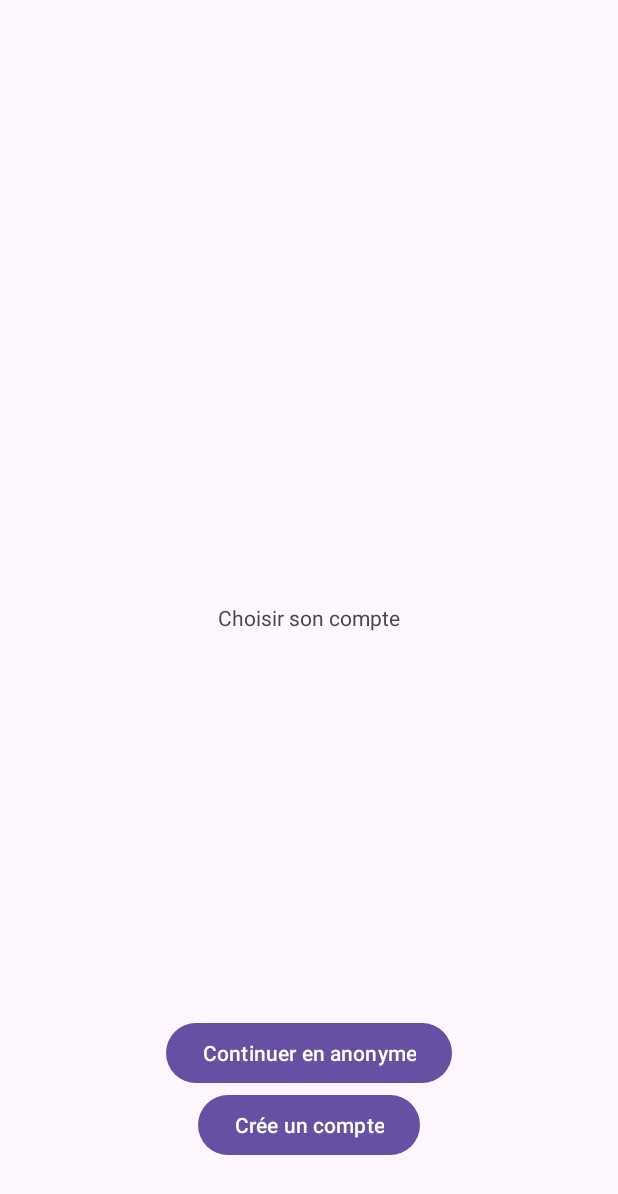
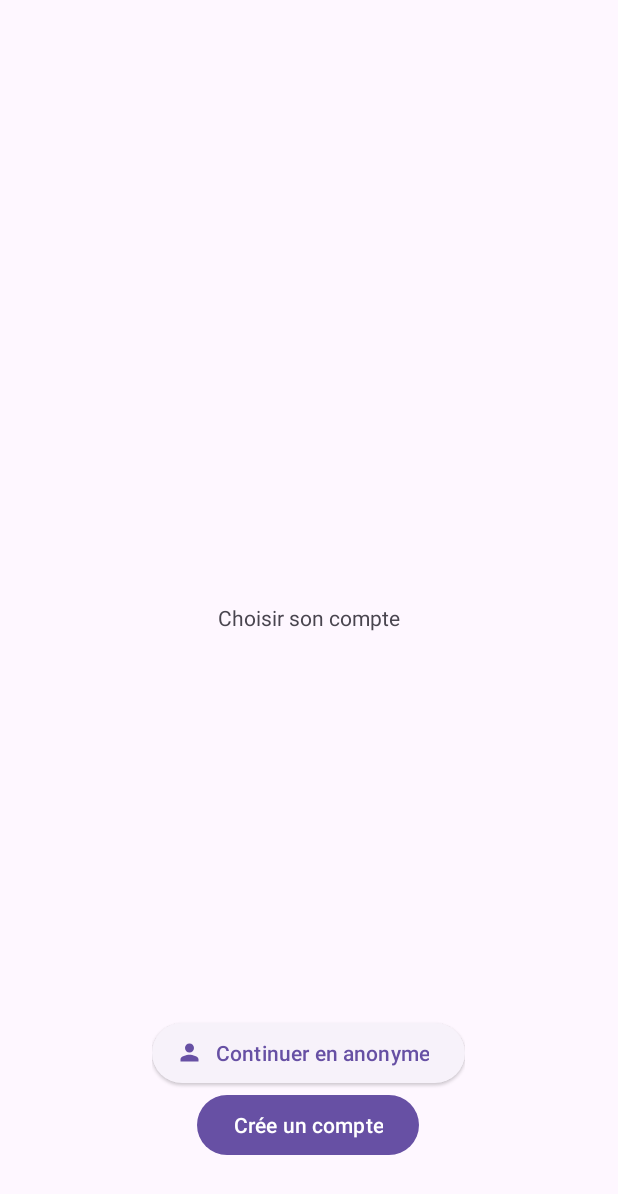
Before and after one commit to IUT2follmih/MiniProjet, an Android app: the screen it shows after launch (MainActivity), on a phone screen of 412 x 824 dp. Shown: the top 1194 px of the screen. Run offline under Robolectric (Android 15) with nearby library versions, the phone set to English and light mode, and no system bars; our stand-ins replace Room's generated code.

Commit message:
Main page update

```diff
--- /dev/null
+++ b/app/src/main/res/drawable/baseline_person_24.xml
@@ -0,0 +1,5 @@
+<vector xmlns:android="http://schemas.android.com/apk/res/android" android:height="24dp" android:tint="#000000" android:viewportHeight="24" android:viewportWidth="24" android:width="24dp">
+
+    <path android:fillColor="@android:color/white" android:pathData="M12,12c2.21,0 4,-1.79 4,-4s-1.79,-4 -4,-4 -4,1.79 -4,4 1.79,4 4,4zM12,14c-2.67,0 -8,1.34 -8,4v2h16v-2c0,-2.66 -5.33,-4 -8,-4z"/>
+
+</vector>
--- a/app/src/main/res/layout/activity_main.xml
+++ b/app/src/main/res/layout/activity_main.xml
@@ -19,8 +19,6 @@
             android:layout_width="wrap_content"
             android:layout_height="wrap_content"
             android:text="@string/Main_main_title"/>
-
-
     </LinearLayout>
 
     <LinearLayout
@@ -32,10 +30,13 @@
         android:gravity="center"
         android:layout_marginBottom="50dp">
         <Button
+            style="@style/Widget.Material3.Button.ElevatedButton.Icon"
             android:layout_width="wrap_content"
             android:layout_height="wrap_content"
             android:text="@string/Main_btn_Ano"
-            android:id="@+id/Main_btn_Ano"/>
+            android:id="@+id/Main_btn_Ano"
+            app:icon="@drawable/baseline_person_24"
+            />
 
         <Button
             android:layout_width="wrap_content"
@@ -44,4 +45,6 @@
             android:id="@+id/Main_btn_crea"/>
     </LinearLayout>
 
+
+
 </RelativeLayout>
```
